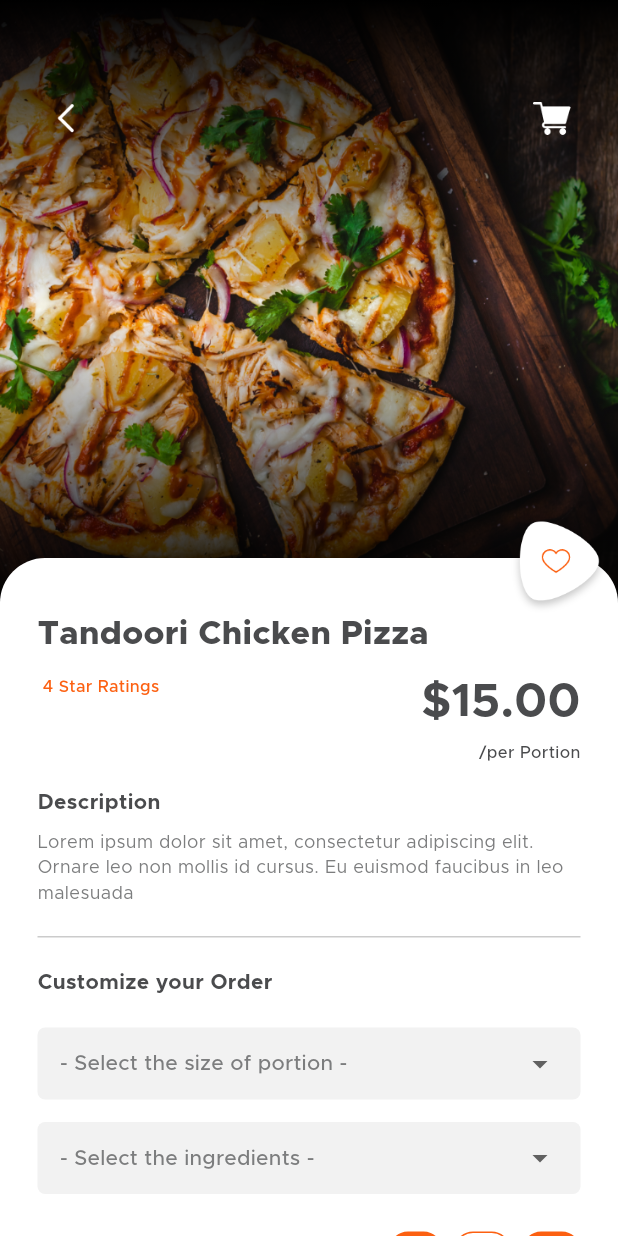
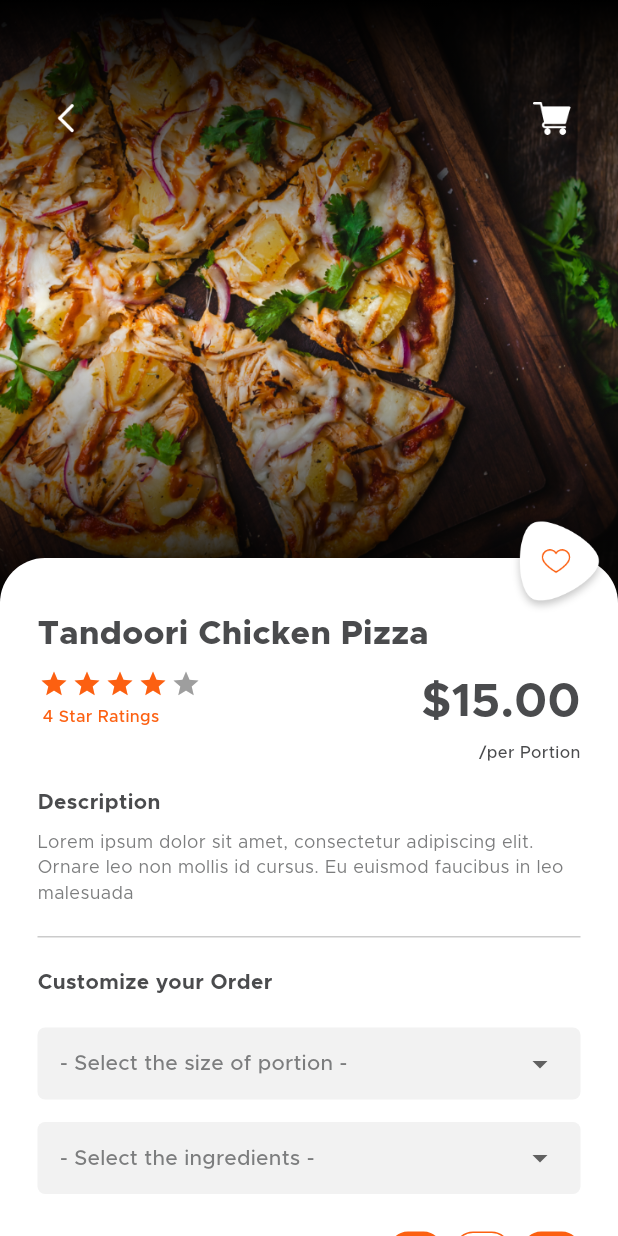
Before and after one commit to Newtr/Kursach, a Flutter app: the ItemDetailsView screen opened directly, on a phone screen of 412 x 824 dp. Run offline on Flutter 3.47's test engine with Material 3 defaults, Android fonts, the light colour scheme and no system bars; drawn by our look-alikes of flutter_rating_bar; missing offline and left inert: otp_pin_field.

Commit message:
6 video GOTOVO

```diff
--- a/kursach/lib/view/menu/item_details_view.dart
+++ b/kursach/lib/view/menu/item_details_view.dart
@@ -1,7 +1,9 @@
 import 'package:flutter/material.dart';
+import 'package:flutter_rating_bar/flutter_rating_bar.dart';
 import 'package:kursach/common_widget/round_icon_button.dart';
 
 import '../../common/color_extension.dart';
+import '../more/my_order_view.dart';
 
 class ItemDetailsView extends StatefulWidget {
   const ItemDetailsView({super.key});
@@ -88,7 +90,27 @@ class _ItemDetailsViewState extends State<ItemDetailsView> {
                                       crossAxisAlignment:
                                           CrossAxisAlignment.start,
                                       children: [
-                                        IgnorePointer(),
+                                        IgnorePointer(
+                                          ignoring: true,
+                                          child: RatingBar.builder(
+                                            initialRating: 4,
+                                            minRating: 1,
+                                            direction: Axis.horizontal,
+                                            allowHalfRating: true,
+                                            itemCount: 5,
+                                            itemSize: 20,
+                                            itemPadding:
+                                                const EdgeInsets.symmetric(
+                                                    horizontal: 1.0),
+                                            itemBuilder: (context, _) => Icon(
+                                              Icons.star,
+                                              color: TColor.primary,
+                                            ),
+                                            onRatingUpdate: (rating) {
+                                              print(rating);
+                                            },
+                                          ),
+                                        ),
                                         const SizedBox(
                                           height: 4,
                                         ),
@@ -442,7 +464,13 @@ class _ItemDetailsViewState extends State<ItemDetailsView> {
                                                 ],
                                               )),
                                           InkWell(
-                                            onTap: () {},
+                                            onTap: () {
+                                              Navigator.push(
+                                                  context,
+                                                  MaterialPageRoute(
+                                                      builder: (context) =>
+                                                          const MyOrderView()));
+                                            },
                                             child: Container(
                                               width: 45,
                                               height: 45,
@@ -525,7 +553,12 @@ class _ItemDetailsViewState extends State<ItemDetailsView> {
                         ),
                       ),
                       IconButton(
-                        onPressed: () {},
+                        onPressed: () {
+                          Navigator.push(
+                              context,
+                              MaterialPageRoute(
+                                  builder: (context) => const MyOrderView()));
+                        },
                         icon: Image.asset(
                           "assets/img/shopping_cart.png",
                           width: 25,
--- a/kursach/pubspec.yaml
+++ b/kursach/pubspec.yaml
@@ -36,6 +36,7 @@ dependencies:
   # Use with the CupertinoIcons class for iOS style icons.
   cupertino_icons: ^1.0.6
   otp_pin_field: ^1.2.0+2
+  flutter_rating_bar: ^4.0.1
 
 dev_dependencies:
   flutter_test:
```
Also changed, not shown: kursach/pubspec.lock.
